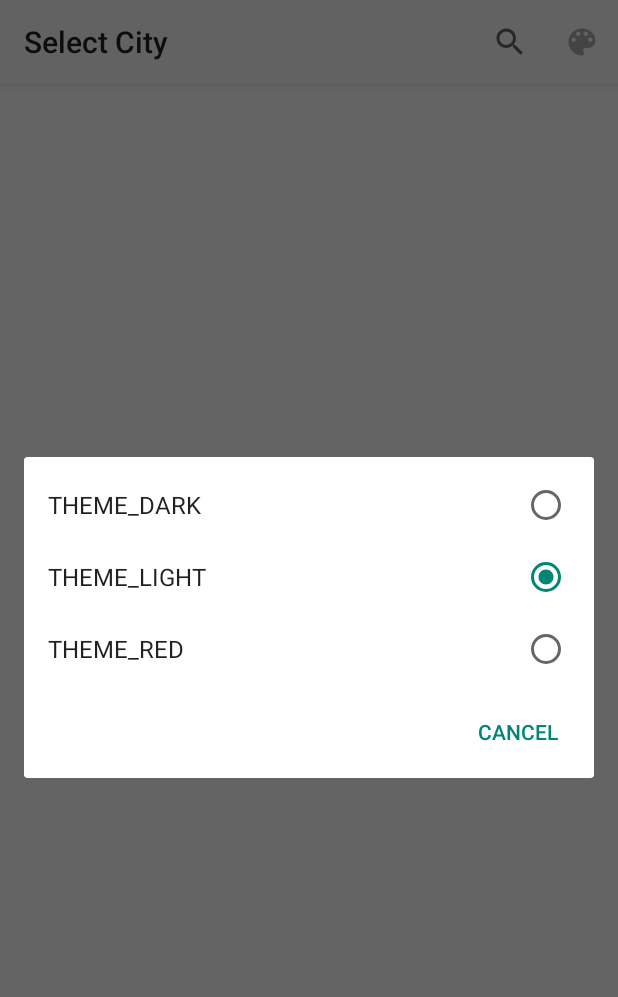
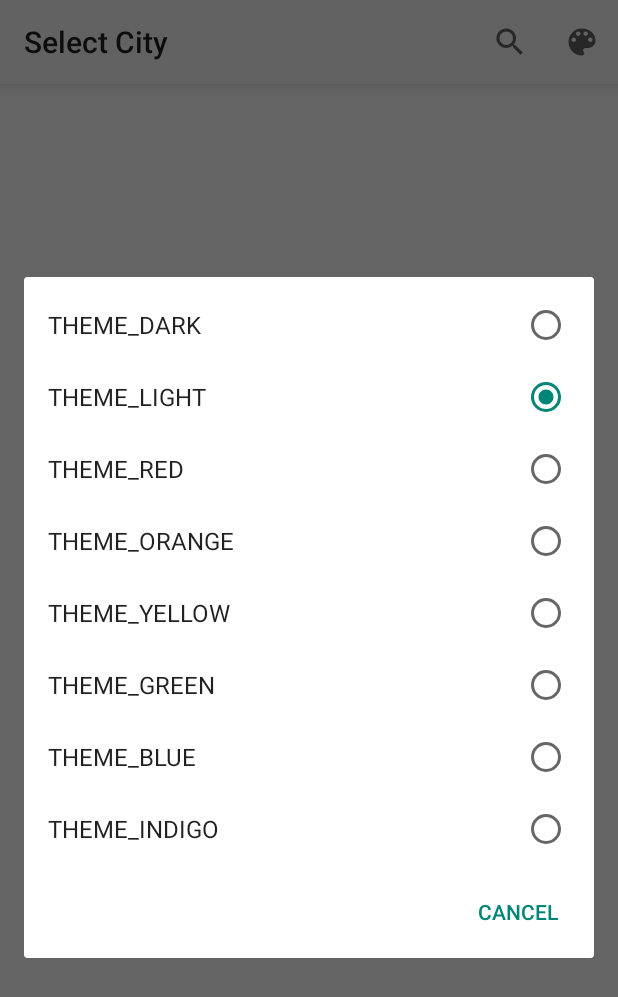
Before and after one commit to jk2pr/ClockWidget, an Android app: the AppWidgetConfigureActivity screen opened directly, with no data from a screen before it, after a tap on "Setting", on a phone screen of 412 x 824 dp. Shown: the top 997 px of the screen. Run offline under Robolectric (Android 15) with nearby library versions, the phone set to English and light mode, and no system bars; 1 statement that could not run was skipped.

Commit message:
changed theme

```diff
--- a/app/build.gradle
+++ b/app/build.gradle
@@ -24,7 +24,7 @@ android {
         applicationId "com.jk.mr.duo.clock"
         minSdkVersion 17
         targetSdkVersion 27
-        versionCode 5
+        versionCode 6
         versionName "1.0"
         testInstrumentationRunner "android.support.test.runner.AndroidJUnitRunner"
         vectorDrawables.useSupportLibrary = true
--- a/app/src/main/java/com/jk/mr/duo/clock/AppWidgetConfigureActivity.kt
+++ b/app/src/main/java/com/jk/mr/duo/clock/AppWidgetConfigureActivity.kt
@@ -20,7 +20,6 @@ import android.view.*
 import android.widget.*
 import com.jk.mr.duo.clock.utils.ViewUtils
 import android.widget.ArrayAdapter
-import android.content.DialogInterface
 import android.widget.CheckedTextView
 import android.view.ViewGroup
 
@@ -104,12 +103,21 @@ class AppWidgetConfigureActivity : AppCompatActivity() {
 
         val dialog = AlertDialog.Builder(this)
         dialog.setCancelable(true)
-        val ar = arrayOf(THEME_DARK, THEME_LIGHT, THEME_RED)
+        val ar = arrayOf(
+                THEME_DARK,
+                THEME_LIGHT,
+                THEME_RED,
+                THEME_ORANGE,
+                THEME_YELLOW,
+                THEME_GREEN,
+                THEME_BLUE,
+                THEME_INDIGO
+        )
         val arrayAdapter = MArrayAdapter(this, ar)
 
         dialog.setNegativeButton("cancel") { d, _ -> d.dismiss() }
 
-        dialog.setAdapter(arrayAdapter) { d, which ->
+        dialog.setAdapter(arrayAdapter) { _, which ->
             val strName = arrayAdapter.getItem(which)
             saveThemePref(this, strName/* (
 
@@ -172,15 +180,7 @@ class AppWidgetConfigureActivity : AppCompatActivity() {
     }
 
     public override fun onCreate(icicle: Bundle?) {
-        val sThem = loadBgColorPref(this)
-        val theme = if (sThem == THEME_LIGHT)
-            R.style.AppThemeLight
-        else if (sThem == THEME_DARK)
-            R.style.AppThemeDark
-        else
-            R.style.AppThemeRed
-
-
+        val theme = getThemePref()
         setTheme(theme)
         super.onCreate(icicle)
 
@@ -221,11 +221,26 @@ class AppWidgetConfigureActivity : AppCompatActivity() {
         //appwidget_text.setText(loadTitlePref(this@AppWidgetConfigureActivity, mAppWidgetId))
     }
 
+    private fun getThemePref(): Int {
+        val sThem = loadBgColorPref(this)
+        return when (sThem) {
+            THEME_LIGHT -> R.style.AppThemeLight
+            THEME_DARK -> R.style.AppThemeDark
+            THEME_RED -> R.style.AppThemeRed
+            THEME_YELLOW -> R.style.AppThemeYellow
+            THEME_GREEN -> R.style.AppThemeGreen
+            THEME_BLUE -> R.style.AppThemeBlue
+            THEME_INDIGO -> R.style.AppThemeIndigo
+            THEME_ORANGE -> R.style.AppThemeOrange
+            else -> R.style.AppThemeLight
+        }
+    }
 
-    inner class RecyclerViewAda(val appWidgetConfigureActivity: AppWidgetConfigureActivity) : RecyclerView.Adapter<RecyclerViewAda.MyViewHolder>(), Filterable {
+
+    inner class RecyclerViewAda(private val appWidgetConfigureActivity: AppWidgetConfigureActivity) : RecyclerView.Adapter<RecyclerViewAda.MyViewHolder>(), Filterable {
 
         val originalData = constructTimezoneAdapter()
-        val filteredData = originalData.clone() as ArrayList<String>
+        val filteredData = originalData.toMutableList()
         // val appWidgetConfigureActivity = appWidgetConfigureActivity
         private fun constructTimezoneAdapter(): ArrayList<String> {
 
@@ -272,6 +287,7 @@ class AppWidgetConfigureActivity : AppCompatActivity() {
                     filterResults.values = filteredList
                     return filterResults
                 }
+
 
                 override fun publishResults(charSequence: CharSequence, filterResults: Filter.FilterResults) {
                     filteredData.clear()
@@ -334,9 +350,16 @@ class AppWidgetConfigureActivity : AppCompatActivity() {
         private const val PREFS_NAME = "com.jk.mr.dualclock.widget.AppWidget"
         private const val PREF_PREFIX_KEY = "appwidget_"
         private const val PREF_INFIX_KEY = "background_"
+
         const val THEME_DARK = "THEME_DARK"
         const val THEME_LIGHT = "THEME_LIGHT"
         const val THEME_RED = "THEME_RED"
+        const val THEME_ORANGE = "THEME_ORANGE"
+        const val THEME_YELLOW = "THEME_YELLOW"
+        const val THEME_GREEN = "THEME_GREEN"
+        const val THEME_BLUE = "THEME_BLUE"
+        const val THEME_INDIGO = "THEME_INDIGO"
+
         const val TEXT_AM = "am"
         const val TEXT_PM = "pm"
 
--- a/app/src/main/java/com/jk/mr/duo/clock/services/TextClockService.kt
+++ b/app/src/main/java/com/jk/mr/duo/clock/services/TextClockService.kt
@@ -52,7 +52,7 @@ class TextClockService : JobIntentService() {
         val appIds = manager.getAppWidgetIds(name)
         //  val words = TimeToWords.timeToWords(date)
         for (id in appIds) {
-            val v = RemoteViews(packageName, R.layout.app_widget)
+           // val v = RemoteViews(packageName, R.layout.app_widget)
             //updateTimes(id,v)
             AppWidget.updateAppWidget(this,manager,id)
             //manager.updateAppWidget(id, v)
--- /dev/null
+++ b/app/src/main/res/drawable/baseline_color_lens_24.xml
@@ -0,0 +1,10 @@
+<vector xmlns:android="http://schemas.android.com/apk/res/android"
+        android:width="24dp"
+        android:height="24dp"
+        android:viewportWidth="24.0"
+        android:viewportHeight="24.0"
+        android:tint="?attr/colorControlNormal">
+    <path
+        android:fillColor="@android:color/white"
+        android:pathData="M12,3c-4.97,0 -9,4.03 -9,9s4.03,9 9,9c0.83,0 1.5,-0.67 1.5,-1.5 0,-0.39 -0.15,-0.74 -0.39,-1.01 -0.23,-0.26 -0.38,-0.61 -0.38,-0.99 0,-0.83 0.67,-1.5 1.5,-1.5L16,16c2.76,0 5,-2.24 5,-5 0,-4.42 -4.03,-8 -9,-8zM6.5,12c-0.83,0 -1.5,-0.67 -1.5,-1.5S5.67,9 6.5,9 8,9.67 8,10.5 7.33,12 6.5,12zM9.5,8C8.67,8 8,7.33 8,6.5S8.67,5 9.5,5s1.5,0.67 1.5,1.5S10.33,8 9.5,8zM14.5,8c-0.83,0 -1.5,-0.67 -1.5,-1.5S13.67,5 14.5,5s1.5,0.67 1.5,1.5S15.33,8 14.5,8zM17.5,12c-0.83,0 -1.5,-0.67 -1.5,-1.5S16.67,9 17.5,9s1.5,0.67 1.5,1.5 -0.67,1.5 -1.5,1.5z"/>
+</vector>
--- a/app/src/main/res/menu/menu.xml
+++ b/app/src/main/res/menu/menu.xml
@@ -9,7 +9,7 @@
         app:showAsAction="ifRoom" />
     <item
         android:id="@+id/action_setting"
-        android:icon="@drawable/ic_color_lens_black_24dp"
+        android:icon="@drawable/baseline_color_lens_24"
         android:orderInCategory="101"
         android:title="@string/action_setting"
         android:visible="true"
--- a/app/src/main/res/values/colors.xml
+++ b/app/src/main/res/values/colors.xml
@@ -5,4 +5,8 @@
     <color name="colorAccent">#FF4081</color>
     <color name="bgcolor">#0f6768</color>
     <color name="bgdarkcolor">#003c3e</color>
+    <color name="indigo_light">#4b0082</color>
+    <color name="indigo_dark">#190054</color>
+    <color name="yellow_dark">#c7cc00</color>
+    <color name="yellow_light">#ffff00</color>
 </resources>
--- a/app/src/main/res/values/styles.xml
+++ b/app/src/main/res/values/styles.xml
@@ -8,6 +8,7 @@
         <item name="colorPrimaryDark">@color/colorPrimaryDark</item>
         <item name="colorAccent">@color/colorAccent</item>
     </style>
+
     <style name="AppTheme.NoActionBar">
         <item name="windowActionBar">false</item>
         <item name="windowNoTitle">true</item>
@@ -34,15 +35,53 @@
 
         <item name="windowNoTitle">true</item>
     </style>
-    <style name="AppThemeRed" parent="AppThemeLight">
+
+    <style name="AppThemeRed" parent="AppThemeDark">
         <!-- Customize your theme here. -->
         <item name="colorPrimary">@android:color/holo_red_light</item>
         <item name="colorPrimaryDark">@android:color/holo_red_dark</item>
         <item name="colorAccent">@android:color/holo_red_light</item>
-        <item name="windowActionBar">false</item>
-        <item name="windowNoTitle">true</item>
+
+    </style>
+
+    <style name="AppThemeOrange"  parent="AppThemeDark">
+        <!-- Customize your theme here. -->
+        <item name="colorPrimary">@android:color/holo_orange_light</item>
+        <item name="colorPrimaryDark">@android:color/holo_orange_dark</item>
+        <item name="colorAccent">@android:color/holo_orange_light</item>
+
+    </style>
+
+    <style name="AppThemeYellow"  parent="AppThemeLight">
+        <!-- Customize your theme here. -->
+        <item name="colorPrimary">@color/yellow_light</item>
+        <item name="colorPrimaryDark">@color/yellow_dark</item>
+        <item name="colorAccent">@color/yellow_light</item>
+
+    </style>
+
+    <style name="AppThemeIndigo" parent="AppThemeDark">
+        <!-- Customize your theme here. -->
+        <item name="colorPrimary">@color/indigo_light</item>
+        <item name="colorPrimaryDark">@color/indigo_dark</item>
+        <item name="colorAccent">@color/indigo_light</item>
+
+    </style>
+
+    <style name="AppThemeGreen" parent="AppThemeDark">
+        <!-- Customize your theme here. -->
+        <item name="colorPrimary">@android:color/holo_green_light</item>
+        <item name="colorPrimaryDark">@android:color/holo_green_dark</item>
+        <item name="colorAccent">@android:color/holo_green_light</item>
+
+    </style>
+
+    <style name="AppThemeBlue"  parent="AppThemeDark">
+        <!-- Customize your theme here. -->
+        <item name="colorPrimary">@android:color/holo_blue_light</item>
+        <item name="colorPrimaryDark">@android:color/holo_blue_dark</item>
+        <item name="colorAccent">@android:color/holo_blue_light</item>
     </style>
 
 
-
 </resources>
```
Also changed, not shown: app/src/main/java/com/jk/mr/duo/clock/AppWidget.kt (+34 -8 lines), app/src/main/res/drawable/blue_widget_bg.xml (added, +22 -0 lines), app/src/main/res/drawable/green_widget_bg.xml (added, +22 -0 lines), app/src/main/res/drawable/indigo_widget_bg.xml (added, +22 -0 lines), app/src/main/res/drawable/orange_widget_bg.xml (added, +22 -0 lines), app/src/main/res/drawable/yellow_widget_bg.xml (added, +22 -0 lines), app/src/main/res/drawable-nodpi/example_appwidget_preview.png (deleted), app/src/main/res/drawable-nodpi/initial.png, app/src/main/res/drawable/shadow_11221.9.png (deleted).
